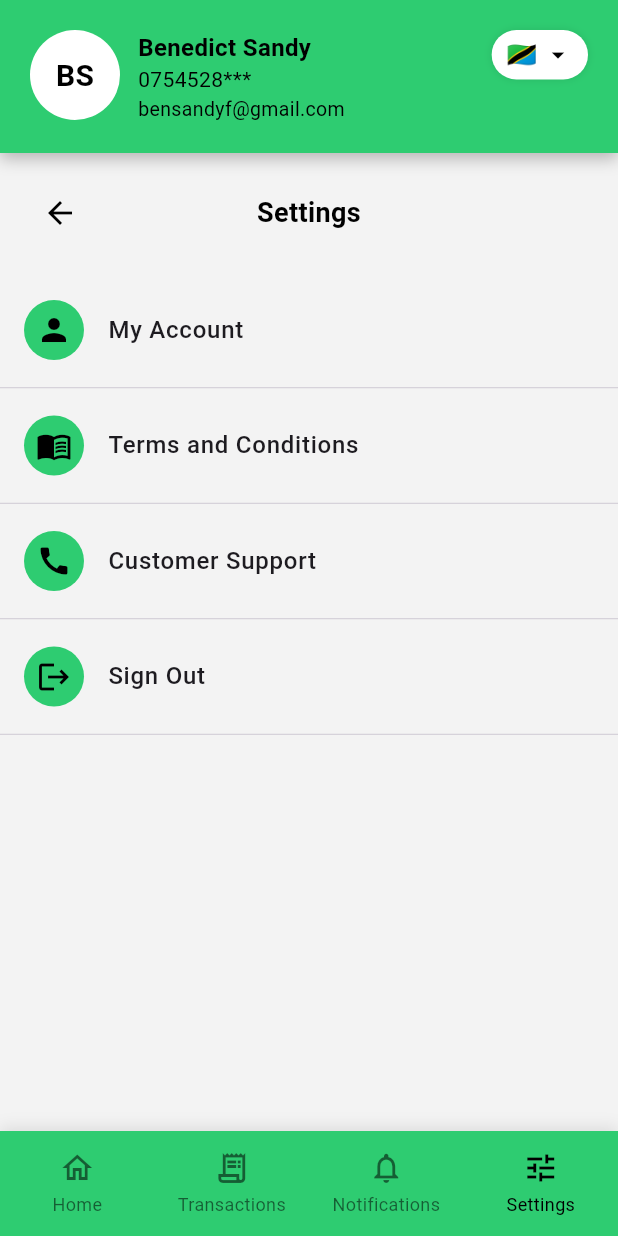
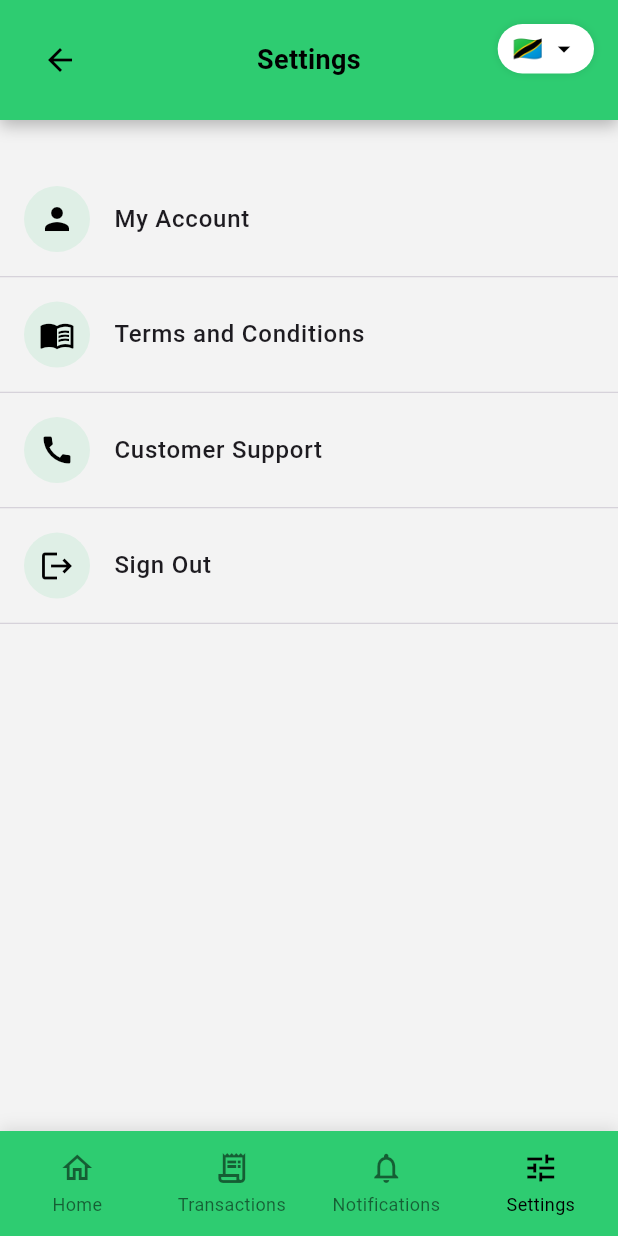
Before and after one commit to elite-andrew/mredeo_app, a Flutter app: the SettingsScreen screen opened by its route, on a phone screen of 412 x 824 dp. Run offline on Flutter 3.47's test engine with Material 3 defaults, Android fonts, the phone set to English and light mode, and no system bars; our stand-ins replace go_router.

Commit message:
Worked on Modularizing the Code

```diff
--- /dev/null
+++ b/lib/core/theme/app_colors.dart
@@ -0,0 +1,31 @@
+import 'package:flutter/material.dart';
+
+class AppColors {
+  // Primary Colors
+  static const Color primary = Color(0xFF2ECC71);
+  static const Color primaryLight = Color(0xFFEAFBF0);
+
+  // Text Colors
+  static const Color textPrimary = Colors.black;
+  static const Color textSecondary = Colors.grey;
+  static const Color textLight = Colors.white;
+
+  // Background Colors
+  static const Color background = Color(0xFFF3F3F3);
+  static const Color surface = Colors.white;
+
+  // Status Colors
+  static const Color success = Color(0xFF2ECC71);
+  static const Color error = Color(0xFFE74C3C);
+  static const Color warning = Color(0xFFF1C40F);
+
+  // Utility Colors
+  static const Color divider = Colors.black12;
+  static const Color shadow = Color(0x40000000);
+
+  // Helper method to get primary color with opacity
+  static Color getPrimaryWithAlpha(double opacity) {
+    final int alpha = (opacity * 255).round();
+    return primary.withAlpha(alpha);
+  }
+}
--- a/lib/screens/member/dashboard_screen.dart
+++ b/lib/screens/member/dashboard_screen.dart
@@ -4,6 +4,7 @@ import 'package:redeo_app/config/app_routes.dart';
 import 'package:redeo_app/widgets/common/app_bottom_navigation.dart';
 import 'package:redeo_app/widgets/common/app_button.dart';
 import 'package:redeo_app/widgets/specific/dashboard_stat_card.dart';
+
 class DashboardScreen extends StatelessWidget {
   const DashboardScreen({super.key});
 
@@ -31,7 +32,6 @@ class DashboardScreen extends StatelessWidget {
                     ),
                     const SizedBox(height: 20),
                     // Add contribution cards here
-
 
                     // First row - Monthly and Yearly
                     const Row(
@@ -86,7 +86,6 @@ class DashboardScreen extends StatelessWidget {
                     AppButton(
                       text: 'Pay Now',
                       onPressed: () {
-                        // TODO: Navigate to payment screen
                         context.push(AppRoutes.makePayment);
                       },
                     ),
--- a/lib/screens/member/member_profile_screen.dart
+++ b/lib/screens/member/member_profile_screen.dart
@@ -1,6 +1,7 @@
 import 'package:flutter/material.dart';
 import 'package:redeo_app/widgets/common/custom_app_bar.dart';
 import 'package:redeo_app/widgets/common/app_button.dart';
+import 'package:redeo_app/core/theme/app_colors.dart';
 
 class MemberProfileScreen extends StatelessWidget {
   const MemberProfileScreen({super.key});
@@ -39,7 +40,7 @@ class MemberProfileScreen extends StatelessWidget {
                       borderRadius: BorderRadius.circular(12),
                       boxShadow: [
                         BoxShadow(
-                          color: Colors.black.withOpacity(0.1),
+                          color: Colors.black.withAlpha(26),
                           blurRadius: 4,
                           offset: const Offset(0, 2),
                         ),
@@ -84,13 +85,25 @@ class MemberProfileScreen extends StatelessWidget {
                   const SizedBox(height: 20),
 
                   // Profile Information Cards
-                  _buildInfoCard('Member ID', userData['memberId']!, Icons.badge),
+                  _buildInfoCard(
+                    'Member ID',
+                    userData['memberId']!,
+                    Icons.badge,
+                  ),
                   const SizedBox(height: 12),
-                  _buildInfoCard('Phone Number', userData['phone']!, Icons.phone),
+                  _buildInfoCard(
+                    'Phone Number',
+                    userData['phone']!,
+                    Icons.phone,
+                  ),
                   const SizedBox(height: 12),
                   _buildInfoCard('Email', userData['email']!, Icons.email),
                   const SizedBox(height: 12),
-                  _buildInfoCard('Member Since', userData['joinDate']!, Icons.calendar_today),
+                  _buildInfoCard(
+                    'Member Since',
+                    userData['joinDate']!,
+                    Icons.calendar_today,
+                  ),
 
                   const SizedBox(height: 30),
 
@@ -105,11 +118,7 @@ class MemberProfileScreen extends StatelessWidget {
                         ),
                       );
                     },
-                    icon: const Icon(
-                      Icons.edit,
-                      color: Colors.black,
-                      size: 18,
-                    ),
+                    icon: const Icon(Icons.edit, color: Colors.black, size: 18),
                   ),
 
                   const SizedBox(height: 12),
@@ -152,7 +161,7 @@ class MemberProfileScreen extends StatelessWidget {
         borderRadius: BorderRadius.circular(12),
         boxShadow: [
           BoxShadow(
-            color: Colors.black.withOpacity(0.1),
+            color: Colors.black.withAlpha(26),
             blurRadius: 4,
             offset: const Offset(0, 2),
           ),
@@ -161,16 +170,12 @@ class MemberProfileScreen extends StatelessWidget {
       child: Row(
         children: [
           Container(
-            padding: const EdgeInsets.all(8),
+            padding: const EdgeInsets.all(10),
             decoration: BoxDecoration(
-              color: const Color(0xFF2ECC71).withOpacity(0.1),
-              borderRadius: BorderRadius.circular(8),
+              color: AppColors.getPrimaryWithAlpha(0.1),
+              shape: BoxShape.circle,
             ),
-            child: Icon(
-              icon,
-              color: const Color(0xFF2ECC71),
-              size: 20,
-            ),
+            child: Icon(icon, color: AppColors.textPrimary, size: 24),
           ),
           const SizedBox(width: 16),
           Expanded(
--- a/lib/screens/member/settings_screen.dart
+++ b/lib/screens/member/settings_screen.dart
@@ -3,6 +3,7 @@ import 'package:go_router/go_router.dart';
 import 'package:redeo_app/config/app_routes.dart';
 import 'package:redeo_app/widgets/specific/settings_item_tile.dart';
 import 'package:redeo_app/widgets/common/app_bottom_navigation.dart';
+import 'package:redeo_app/widgets/common/custom_app_bar.dart';
 
 class SettingsScreen extends StatefulWidget {
   const SettingsScreen({super.key});
@@ -16,82 +17,17 @@ class _SettingsScreenState extends State<SettingsScreen> {
 
   @override
   Widget build(BuildContext context) {
-    final user = {
-      'name': 'Benedict Sandy',
-      'phone': '0754528***',
-      'email': 'bensandyf@gmail.com',
-    };
-
     return Scaffold(
       backgroundColor: const Color(0xFFF3F3F3),
-      extendBodyBehindAppBar: false,
       body: Column(
         children: [
-          // Top green header with user info and language switch
-          Container(
-            width: double.infinity,
-            padding: EdgeInsets.fromLTRB(
-              20,
-              MediaQuery.of(context).padding.top + 20,
-              20,
-              20,
-            ),
-            decoration: const BoxDecoration(
-              color: Color(0xFF2ECC71),
-              boxShadow: [
-                BoxShadow(
-                  color: Color(0x40000000),
-                  blurRadius: 8,
-                  offset: Offset(0, 4),
-                ),
-              ],
-            ),
-            child: Row(
-              crossAxisAlignment: CrossAxisAlignment.start,
-              children: [
-                const CircleAvatar(
-                  radius: 30,
-                  backgroundColor: Colors.white,
-                  child: Text(
-                    'BS',
-                    style: TextStyle(
-                      fontSize: 20,
-                      fontWeight: FontWeight.bold,
-                      color: Colors.black,
-                    ),
-                  ),
-                ),
-                const SizedBox(width: 12),
-                Expanded(
-                  child: Column(
-                    crossAxisAlignment: CrossAxisAlignment.start,
-                    children: [
-                      Text(
-                        user['name']!,
-                        style: const TextStyle(
-                          color: Colors.black,
-                          fontWeight: FontWeight.bold,
-                          fontSize: 16,
-                        ),
-                      ),
-                      Text(
-                        user['phone']!,
-                        style: const TextStyle(
-                          color: Colors.black,
-                          fontSize: 14,
-                        ),
-                      ),
-                      Text(
-                        user['email']!,
-                        style: const TextStyle(
-                          color: Colors.black,
-                          fontSize: 13,
-                        ),
-                      ),
-                    ],
-                  ),
-                ),
-                Container(
+          Stack(
+            children: [
+              const CustomAppBar(title: 'Settings'),
+              Positioned(
+                right: 16,
+                top: MediaQuery.of(context).padding.top + 16,
+                child: Container(
                   padding: const EdgeInsets.symmetric(
                     horizontal: 10,
                     vertical: 5,
@@ -101,7 +37,7 @@ class _SettingsScreenState extends State<SettingsScreen> {
                     borderRadius: BorderRadius.circular(25),
                     boxShadow: [
                       BoxShadow(
-                        color: Colors.black.withOpacity(0.1),
+                        color: Colors.black.withAlpha(26),
                         blurRadius: 4,
                       ),
                     ],
@@ -113,6 +49,7 @@ class _SettingsScreenState extends State<SettingsScreen> {
                       });
                     },
                     child: Row(
+                      mainAxisSize: MainAxisSize.min,
                       children: [
                         Text(
                           _currentLanguage == 'TZ' ? '🇹🇿' : '🇬🇧',
@@ -151,39 +88,17 @@ class _SettingsScreenState extends State<SettingsScreen> {
                         ],
                   ),
                 ),
-              ],
-            ),
+              ),
+            ],
           ),
 
-          // Settings title and back button outside header
-          Container(
-            padding: const EdgeInsets.symmetric(horizontal: 16, vertical: 16),
-            child: Row(
-              children: [
-                IconButton(
-                  icon: const Icon(Icons.arrow_back, color: Colors.black),
-                  onPressed: () => context.go(AppRoutes.dashboard),
-                ),
-                const Expanded(
-                  child: Text(
-                    'Settings',
-                    textAlign: TextAlign.center,
-                    style: TextStyle(
-                      fontSize: 18,
-                      fontWeight: FontWeight.bold,
-                      color: Colors.black,
-                    ),
-                  ),
-                ),
-                const SizedBox(width: 48), // balance
-              ],
-            ),
-          ),
+          // Add spacing between AppBar and Settings Items
+          const SizedBox(height: 20),
 
           // Settings Items
           Expanded(
             child: ListView(
-              padding: EdgeInsets.zero,
+              padding: const EdgeInsets.symmetric(vertical: 8),
               children: [
                 SettingsItemTile(
                   icon: Icons.person,
--- a/lib/widgets/common/app_bottom_navigation.dart
+++ b/lib/widgets/common/app_bottom_navigation.dart
@@ -1,6 +1,7 @@
 import 'package:flutter/material.dart';
 import 'package:go_router/go_router.dart';
 import 'package:redeo_app/config/app_routes.dart';
+import 'package:redeo_app/core/theme/app_colors.dart';
 
 class AppBottomNavigation extends StatelessWidget {
   final int currentIndex;
@@ -10,8 +11,8 @@ class AppBottomNavigation extends StatelessWidget {
   @override
   Widget build(BuildContext context) {
     return Container(
-      decoration: const BoxDecoration(
-        color: Color(0xFF2ECC71),
+      decoration: BoxDecoration(
+        color: AppColors.primary,
         boxShadow: [
           BoxShadow(
             color: Color(0x1A000000),
--- a/lib/widgets/common/custom_app_bar.dart
+++ b/lib/widgets/common/custom_app_bar.dart
@@ -1,5 +1,6 @@
 import 'package:flutter/material.dart';
 import 'package:go_router/go_router.dart';
+import 'package:redeo_app/core/theme/app_colors.dart';
 
 class CustomAppBar extends StatelessWidget {
   final String title;
@@ -9,8 +10,8 @@ class CustomAppBar extends StatelessWidget {
   const CustomAppBar({
     super.key,
     required this.title,
-    this.backgroundColor = const Color(0xFF2ECC71),
-    this.textColor = Colors.black,
+    this.backgroundColor = AppColors.primary,
+    this.textColor = AppColors.textPrimary,
   });
 
   @override
--- a/lib/widgets/specific/dashboard_stat_card.dart
+++ b/lib/widgets/specific/dashboard_stat_card.dart
@@ -23,7 +23,7 @@ class DashboardStatCard extends StatelessWidget {
         borderRadius: BorderRadius.circular(12),
         boxShadow: [
           BoxShadow(
-            color: Colors.black.withOpacity(0.05),
+            color: Colors.black.withAlpha(13),
             blurRadius: 8,
             offset: const Offset(0, 2),
           ),
@@ -39,11 +39,7 @@ class DashboardStatCard extends StatelessWidget {
               color: Color(0xFF2ECC71),
               shape: BoxShape.circle,
             ),
-            child: Icon(
-              icon,
-              color: Colors.black,
-              size: 24,
-            ),
+            child: Icon(icon, color: Colors.black, size: 24),
           ),
           const SizedBox(height: 12),
 
--- a/lib/widgets/specific/settings_item_tile.dart
+++ b/lib/widgets/specific/settings_item_tile.dart
@@ -1,4 +1,5 @@
 import 'package:flutter/material.dart';
+import 'package:redeo_app/core/theme/app_colors.dart';
 
 class SettingsItemTile extends StatelessWidget {
   final IconData icon;
@@ -20,13 +21,17 @@ class SettingsItemTile extends StatelessWidget {
           padding: const EdgeInsets.symmetric(vertical: 10.0),
           child: ListTile(
             onTap: onTap,
-            leading: CircleAvatar(
-              backgroundColor: const Color(0xFF2ECC71),
-              child: Icon(icon, color: Colors.black),
+            leading: Container(
+              padding: const EdgeInsets.all(10),
+              decoration: BoxDecoration(
+                color: AppColors.getPrimaryWithAlpha(0.1),
+                shape: BoxShape.circle,
+              ),
+              child: Icon(icon, color: AppColors.textPrimary, size: 24),
             ),
             title: Text(
               title,
-              style: const TextStyle(fontWeight: FontWeight.w500),
+              style: const TextStyle(fontWeight: FontWeight.w500, fontSize: 16),
             ),
             contentPadding: const EdgeInsets.symmetric(horizontal: 16),
           ),
```
Also changed, not shown: 14 other files.
